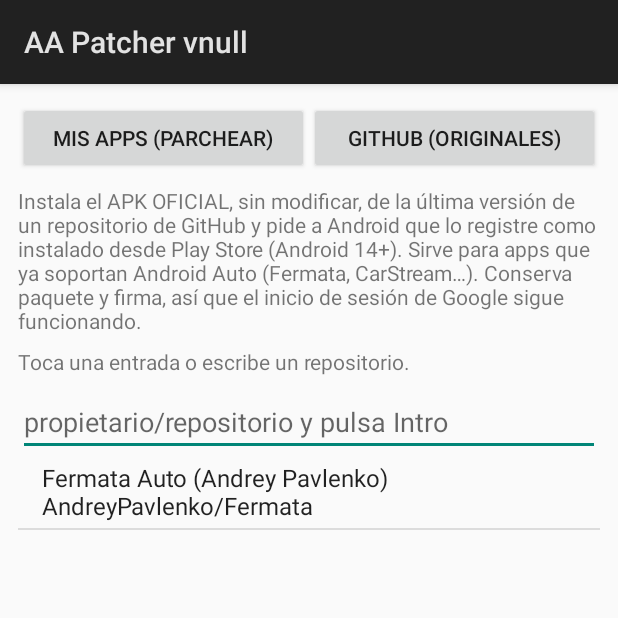
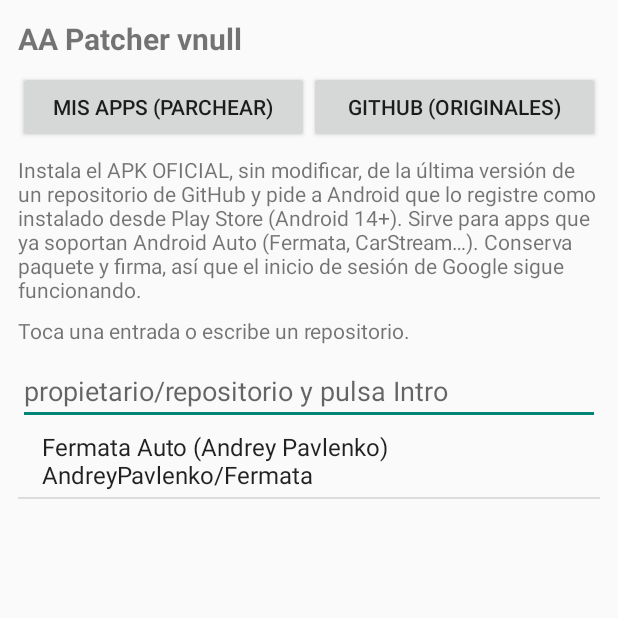
Before and after one commit to racarla96/aapatch, an Android app: the screen it shows after launch (MainActivity), after a tap on "GITHUB (ORIGINALES)", on a phone screen of 412 x 824 dp, the top half of it. Run offline under Robolectric (Android 15) with nearby library versions, the phone set to English and light mode, and no system bars.

Commit message:
UI: respetar insets del sistema (Android 15 edge-to-edge); las pestañas quedaban bajo la barra de título
Co-Authored-By: Claude Sonnet 5.5 <noreply@anthropic.com>
Claude-Session: https://claude.ai/code/session_018zKrxkCMmqwaMHuLcdyyHF

```diff
--- a/android/app/src/main/AndroidManifest.xml
+++ b/android/app/src/main/AndroidManifest.xml
@@ -10,7 +10,7 @@
     <application
         android:allowBackup="false"
         android:label="AA Patcher"
-        android:theme="@android:style/Theme.Material.Light.DarkActionBar">
+        android:theme="@android:style/Theme.Material.Light.NoActionBar">
 
         <activity
             android:name=".MainActivity"
--- a/android/app/src/main/java/dev/aapatch/app/MainActivity.java
+++ b/android/app/src/main/java/dev/aapatch/app/MainActivity.java
@@ -6,10 +6,12 @@ import android.content.Intent;
 import android.content.pm.ApplicationInfo;
 import android.content.pm.PackageManager;
 import android.net.Uri;
+import android.os.Build;
 import android.os.Bundle;
 import android.provider.Settings;
 import android.text.Editable;
 import android.text.TextWatcher;
+import android.view.WindowInsets;
 import android.view.inputmethod.EditorInfo;
 import android.widget.ArrayAdapter;
 import android.widget.Button;
@@ -72,14 +74,36 @@ public class MainActivity extends Activity {
     @Override
     protected void onCreate(Bundle savedInstanceState) {
         super.onCreate(savedInstanceState);
+        String ver = "";
         try {
-            setTitle("AA Patcher v" + getPackageManager().getPackageInfo(getPackageName(), 0).versionName);
+            ver = getPackageManager().getPackageInfo(getPackageName(), 0).versionName;
         } catch (PackageManager.NameNotFoundException ignored) { }
 
         LinearLayout root = new LinearLayout(this);
         root.setOrientation(LinearLayout.VERTICAL);
-        int pad = dp(12);
+        final int pad = dp(12);
         root.setPadding(pad, pad, pad, pad);
+        // Android 15+ draws apps edge-to-edge (under the status bar / cutout / keyboard): keep our content clear of them.
+        root.setOnApplyWindowInsetsListener((v, insets) -> {
+            int l, t, r, b;
+            if (Build.VERSION.SDK_INT >= 30) {
+                android.graphics.Insets i = insets.getInsets(WindowInsets.Type.systemBars()
+                        | WindowInsets.Type.displayCutout() | WindowInsets.Type.ime());
+                l = i.left; t = i.top; r = i.right; b = i.bottom;
+            } else {
+                l = insets.getSystemWindowInsetLeft(); t = insets.getSystemWindowInsetTop();
+                r = insets.getSystemWindowInsetRight(); b = insets.getSystemWindowInsetBottom();
+            }
+            v.setPadding(pad + l, pad + t, pad + r, pad + b);
+            return insets;
+        });
+
+        TextView title = new TextView(this);
+        title.setText("AA Patcher v" + ver);
+        title.setTextSize(20);
+        title.setTypeface(null, android.graphics.Typeface.BOLD);
+        title.setPadding(0, 0, 0, dp(8));
+        root.addView(title);
 
         LinearLayout modes = new LinearLayout(this);
         modes.setOrientation(LinearLayout.HORIZONTAL);
```
